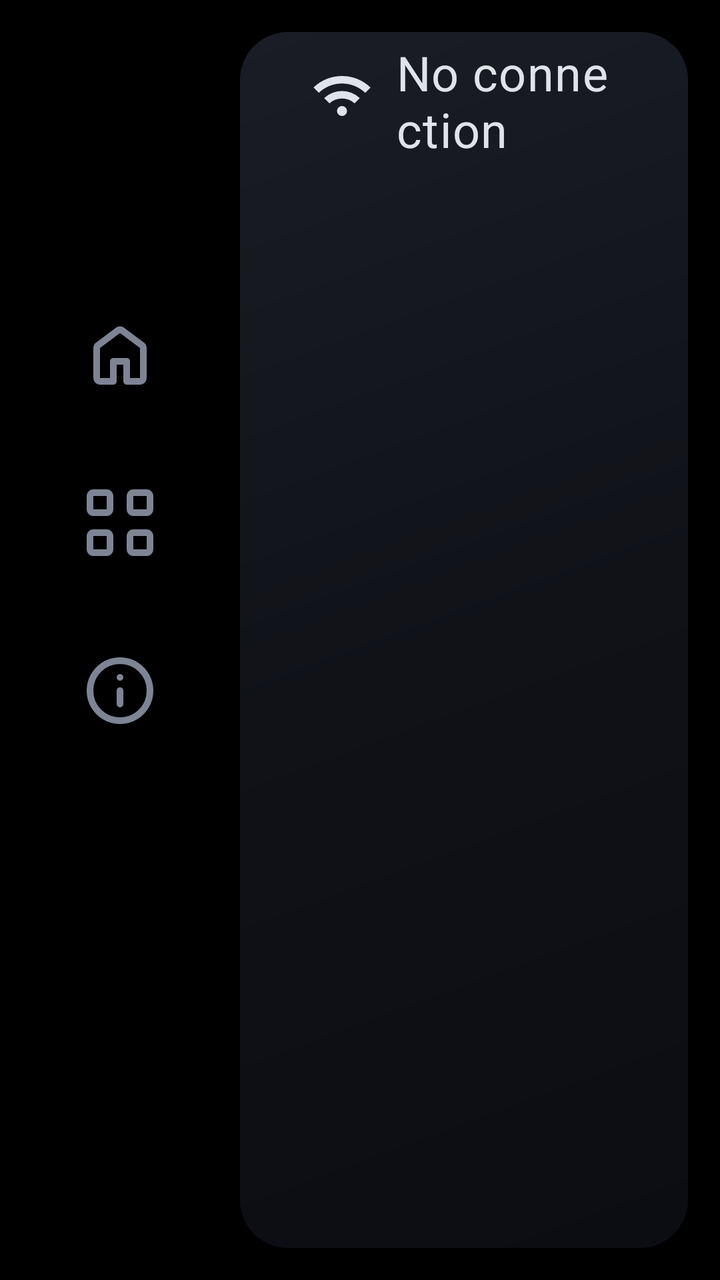
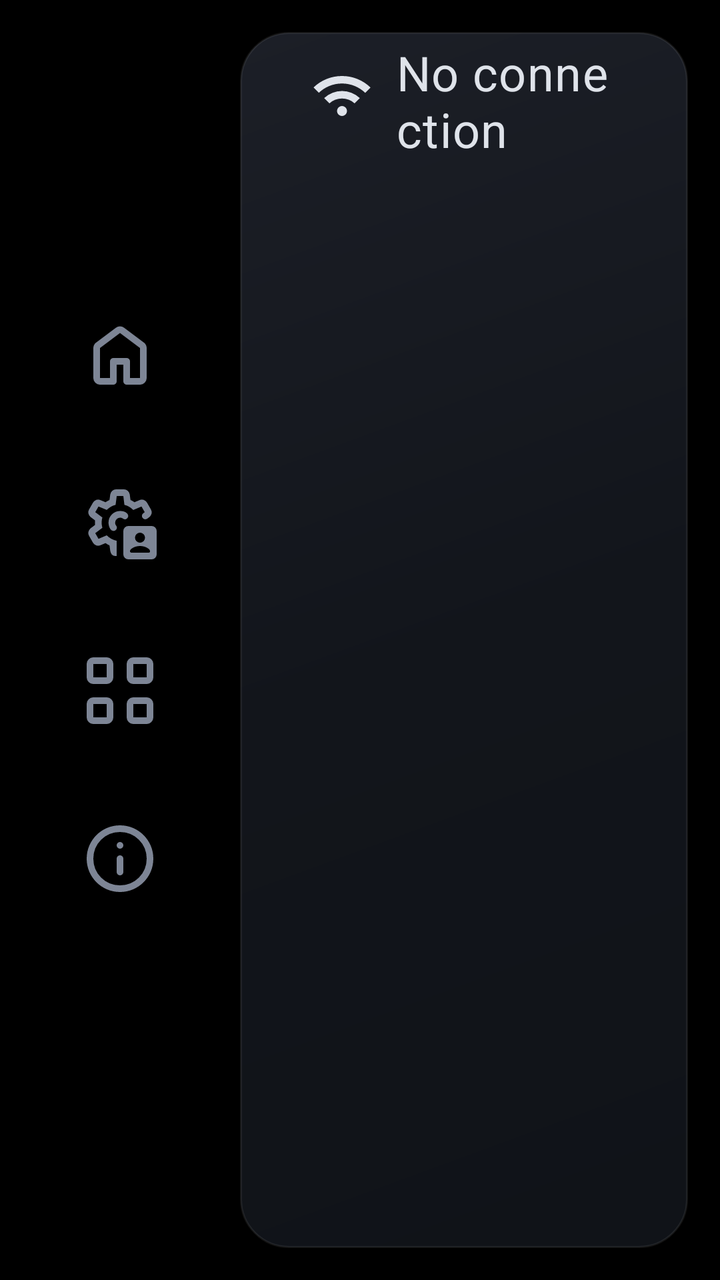

Two renders of the same Android screen: before a commit and after it. Below are the layout's source before the change and the commit's diff.
<!-- AndroidManifest.xml: application theme Theme.Coon -->
<!-- res/layout/activity_main.xml -->
<?xml version="1.0" encoding="utf-8"?>
<LinearLayout xmlns:android="http://schemas.android.com/apk/res/android"
    android:layout_width="match_parent"
    android:layout_height="match_parent"
    android:baselineAligned="false"
    android:orientation="horizontal">

    <LinearLayout
        android:id="@+id/sidebar"
        android:layout_width="@dimen/sidebar_width"
        android:layout_height="match_parent"
        android:gravity="center_horizontal"
        android:orientation="vertical"
        android:paddingTop="28dp">

        <LinearLayout
            android:id="@+id/clock"
            android:layout_width="wrap_content"
            android:layout_height="wrap_content"
            android:layout_marginBottom="20dp"
            android:gravity="center"
            android:orientation="vertical">

            <TextView
                android:id="@+id/clock_hour"
                android:layout_width="wrap_content"
                android:layout_height="wrap_content"
                android:fontFamily="monospace"
                android:fontFeatureSettings="tnum"
                android:includeFontPadding="false"
                android:textColor="@android:color/white"
                android:textSize="40sp"
                android:textStyle="bold" />

            <TextView
                android:id="@+id/clock_minute"
                android:layout_width="wrap_content"
                android:layout_height="wrap_content"
                android:fontFamily="monospace"
                android:fontFeatureSettings="tnum"
                android:includeFontPadding="false"
                android:textColor="@color/clock_minute"
                android:textSize="40sp" />
        </LinearLayout>

        <ImageView
            android:id="@+id/nav_home"
            android:layout_width="@dimen/sidebar_item_size"
            android:layout_height="@dimen/sidebar_item_size"
            android:background="@drawable/sidebar_item_bg"
            android:contentDescription="@string/nav_home"
            android:padding="16dp"
            android:src="@drawable/ic_home_outline"
            android:tint="@color/sidebar_icon" />

        <ImageView
            android:id="@+id/nav_apps"
            android:layout_width="@dimen/sidebar_item_size"
            android:layout_height="@dimen/sidebar_item_size"
            android:layout_marginTop="@dimen/sidebar_item_gap"
            android:background="@drawable/sidebar_item_bg"
            android:contentDescription="@string/nav_apps"
            android:padding="16dp"
            android:src="@drawable/ic_apps_outline"
            android:tint="@color/sidebar_icon" />

        <ImageView
            android:id="@+id/nav_about"
            android:layout_width="@dimen/sidebar_item_size"
            android:layout_height="@dimen/sidebar_item_size"
            android:layout_marginTop="@dimen/sidebar_item_gap"
            android:background="@drawable/sidebar_item_bg"
            android:contentDescription="@string/nav_about"
            android:padding="16dp"
            android:src="@drawable/ic_info_outline"
            android:tint="@color/sidebar_icon" />
    </LinearLayout>

    <LinearLayout
        android:id="@+id/content"
        android:layout_width="0dp"
        android:layout_height="match_parent"
        android:layout_marginTop="@dimen/content_inset_vertical"
        android:layout_marginBottom="@dimen/content_inset_vertical"
        android:layout_marginEnd="@dimen/content_inset_vertical"
        android:layout_weight="1"
        android:background="@drawable/content_bg"
        android:orientation="vertical">

        <LinearLayout
            android:id="@+id/statusbar"
            android:layout_width="match_parent"
            android:layout_height="@dimen/statusbar_height"
            android:gravity="center_vertical"
            android:orientation="horizontal"
            android:paddingLeft="24dp"
            android:paddingRight="24dp">

            <LinearLayout
            android:id="@+id/wifi_chip"
            android:layout_width="wrap_content"
            android:layout_height="wrap_content"
            android:background="@drawable/wifi_chip_bg"
            android:clickable="true"
            android:focusable="true"
            android:gravity="center_vertical"
            android:orientation="horizontal"
            android:paddingStart="12dp"
            android:paddingTop="4dp"
            android:paddingEnd="12dp"
            android:paddingBottom="4dp">

                <ImageView
                    android:id="@+id/wifi_icon"
                    android:layout_width="30dp"
                    android:layout_height="30dp"
                    android:importantForAccessibility="no"
                    android:src="@drawable/ic_wifi"
                    android:tint="@color/status_text" />

                <TextView
                    android:id="@+id/wifi_label"
                    android:layout_width="wrap_content"
                    android:layout_height="wrap_content"
                    android:layout_marginStart="12dp"
                    android:letterSpacing="0.02"
                    android:text="@string/no_connection"
                    android:textColor="@color/status_text"
                    android:textSize="24sp" />
            </LinearLayout>

            <Space
                android:layout_width="0dp"
                android:layout_height="1dp"
                android:layout_weight="1" />

            <LinearLayout
                android:id="@+id/ip_group"
                android:layout_width="wrap_content"
                android:layout_height="wrap_content"
                android:gravity="center_vertical"
                android:orientation="horizontal"
                android:visibility="gone">

                <ImageView
                    android:id="@+id/ip_icon"
                    android:layout_width="30dp"
                    android:layout_height="30dp"
                    android:importantForAccessibility="no"
                    android:src="@drawable/ic_ip"
                    android:tint="@color/status_ip" />

                <TextView
                    android:id="@+id/ip_address"
                    android:layout_width="wrap_content"
                    android:layout_height="wrap_content"
                    android:layout_marginStart="12dp"
                    android:fontFeatureSettings="tnum"
                    android:letterSpacing="0.02"
                    android:textColor="@color/status_ip"
                    android:textSize="24sp" />
            </LinearLayout>
        </LinearLayout>

        <FrameLayout
            android:id="@+id/screen_container"
            android:layout_width="match_parent"
            android:layout_height="0dp"
            android:layout_weight="1" />
    </LinearLayout>
</LinearLayout>
<!-- resources referenced by this layout -->
<resources>
  <color name="clock_minute">#8B93A5</color>
  <color name="status_ip">#AAB1C0</color>
  <color name="status_text">#DFE3EA</color>
  <dimen name="content_inset_vertical">16dp</dimen>
  <dimen name="sidebar_item_gap">12dp</dimen>
  <dimen name="sidebar_item_size">72dp</dimen>
  <dimen name="sidebar_width">120dp</dimen>
  <dimen name="statusbar_height">64dp</dimen>
  <!-- drawable content_bg (drawable) -->
  <shape xmlns:android="http://schemas.android.com/apk/res/android"
      android:shape="rectangle">
      <gradient
          android:angle="315"
          android:centerColor="@color/content_gradient_center"
          android:endColor="@color/content_gradient_end"
          android:startColor="@color/content_gradient_start" />
      <corners android:radius="@dimen/content_radius" />
  </shape>
  <string name="nav_about">Về chúng tôi</string>
  <string name="nav_apps">Ứng dụng</string>
  <string name="nav_home">Home</string>
  <string name="no_connection">No connection</string>
  <style name="Theme.Coon" parent="android:Theme.Material.NoActionBar">
          <item name="android:windowBackground">@color/screen_bg</item>
          <item name="android:statusBarColor">@color/screen_bg</item>
          <item name="android:navigationBarColor">@color/screen_bg</item>
          <item name="android:windowFullscreen">true</item>
      </style>
  <color name="content_gradient_center">#101218</color>
  <color name="content_gradient_end">#0B0D12</color>
  <color name="content_gradient_start">#1A1D26</color>
  <dimen name="content_radius">24dp</dimen>
  <color name="sidebar_item_activated">#1FFFFFFF</color>
  <color name="sidebar_item_pressed">#0FFFFFFF</color>
  <color name="wifi_chip_ripple">#1FFFFFFF</color>
  <color name="screen_bg">#000000</color>
  <!-- unchanged entries left out for length: 7 -->
</resources>

<!-- the commit's change to res/layout/activity_main.xml (unified diff, before → after) -->
@@ -51,6 +51,17 @@
             android:contentDescription="@string/nav_home"
             android:padding="16dp"
             android:src="@drawable/ic_home_outline"
+            android:tint="@color/sidebar_icon" />
+
+        <ImageView
+            android:id="@+id/nav_profiles"
+            android:layout_width="@dimen/sidebar_item_size"
+            android:layout_height="@dimen/sidebar_item_size"
+            android:layout_marginTop="@dimen/sidebar_item_gap"
+            android:background="@drawable/sidebar_item_bg"
+            android:contentDescription="@string/nav_profiles"
+            android:padding="16dp"
+            android:src="@drawable/ic_profiles_outline"
             android:tint="@color/sidebar_icon" />
 
         <ImageView
<!-- resource entries referenced after the edit -->
@@ -16,11 +16,25 @@
           android:centerColor="@color/content_gradient_center"
           android:endColor="@color/content_gradient_end"
           android:startColor="@color/content_gradient_start" />
+      <stroke
+          android:width="1dp"
+          android:color="@color/content_border" />
       <corners android:radius="@dimen/content_radius" />
   </shape>
+  <!-- drawable ic_profiles_outline (drawable) -->
+  <vector xmlns:android="http://schemas.android.com/apk/res/android"
+      android:width="40dp"
+      android:height="40dp"
+      android:viewportWidth="24"
+      android:viewportHeight="24">
+      <path
+          android:fillColor="#FFFFFFFF"
+          android:pathData="M14.5 23q-.625 0-1.062-.437T13 21.5v-7q0-.625.438-1.062T14.5 13h7q.625 0 1.063.438T23 14.5v7q0 .625-.437 1.063T21.5 23zM11 17.425V22h-.425q-.675 0-1.037-.45t-.463-1.1L8.85 18.8q-.325-.125-.612-.3t-.563-.375l-1.55.65q-.625.275-1.25.05t-.975-.8l-1.175-2.05q-.35-.575-.2-1.225t.675-1.075l1.325-1Q4.5 12.5 4.5 12.337v-.675q0-.162.025-.337l-1.325-1Q2.675 9.9 2.525 9.25t.2-1.225L3.9 5.975q.35-.575.975-.8t1.25.05l1.55.65q.275-.2.575-.375t.6-.3l.225-1.65q.1-.65.588-1.1T10.825 2h2.35q.675 0 1.163.45t.587 1.1l.225 1.65q.325.125.613.3t.562.375l1.55-.65q.625-.275 1.25-.05t.975.8l1.175 2.05q.35.575.2 1.238t-.675 1.062l-.6.45q-.35.25-.737.2T18.8 10.6t-.225-.725t.375-.675l.475-.35l-.975-1.7l-2.475 1.05q-.55-.575-1.213-.962t-1.437-.588L13 4h-1.975l-.35 2.65q-.775.2-1.437.588t-1.213.937L5.55 7.15l-.975 1.7l2.15 1.6q-.125.375-.175.75t-.05.8q0 .4.05.775t.175.75l-2.15 1.625l.975 1.7l2.475-1.05q.6.625 1.363 1.038t1.612.587M12.05 8.5q-1.45 0-2.475 1.013T8.55 12q0 .525.15 1.025t.45.95q.275.375.713.475t.787-.175q.35-.25.413-.663t-.213-.712q-.15-.2-.225-.413T10.55 12q0-.625.438-1.062t1.062-.438q.25 0 .488.088t.437.237q.3.225.675.163t.625-.413t.163-.775T14 9.1q-.35-.3-.85-.45t-1.1-.15M18 19q-.625 0-1.225.163t-1.125.512q-.325.2-.488.425t-.162.475q0 .175.125.3t.3.125h5.25q.125 0 .225-.125t.1-.3q0-.25-.162-.475t-.488-.425q-.525-.35-1.125-.513T18 19m1.063-1.437q.437-.438.437-1.063t-.437-1.062T18 15t-1.062.438T16.5 16.5t.438 1.063T18 18t1.063-.437" />
+  </vector>
   <string name="nav_about">Về chúng tôi</string>
   <string name="nav_apps">Ứng dụng</string>
   <string name="nav_home">Home</string>
+  <string name="nav_profiles">Hồ sơ</string>
   <string name="no_connection">No connection</string>
   <style name="Theme.Coon" parent="android:Theme.Material.NoActionBar">
           <item name="android:windowBackground">@color/screen_bg</item>
@@ -28,9 +42,10 @@
           <item name="android:navigationBarColor">@color/screen_bg</item>
           <item name="android:windowFullscreen">true</item>
       </style>
-  <color name="content_gradient_center">#101218</color>
-  <color name="content_gradient_end">#0B0D12</color>
-  <color name="content_gradient_start">#1A1D26</color>
+  <color name="content_gradient_center">#12151B</color>
+  <color name="content_gradient_end">#101318</color>
+  <color name="content_gradient_start">#1C1F27</color>
+  <color name="content_border">#14FFFFFF</color>
   <dimen name="content_radius">24dp</dimen>
   <color name="sidebar_item_activated">#1FFFFFFF</color>
   <color name="sidebar_item_pressed">#0FFFFFFF</color>
